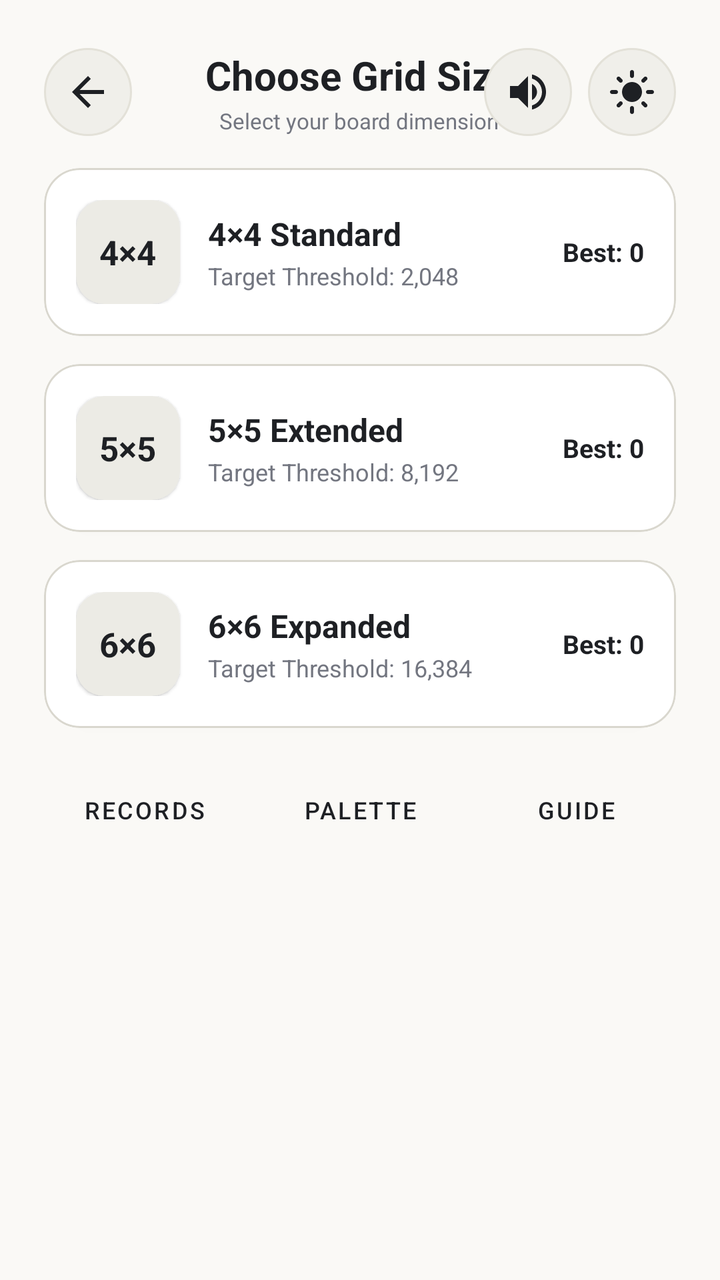
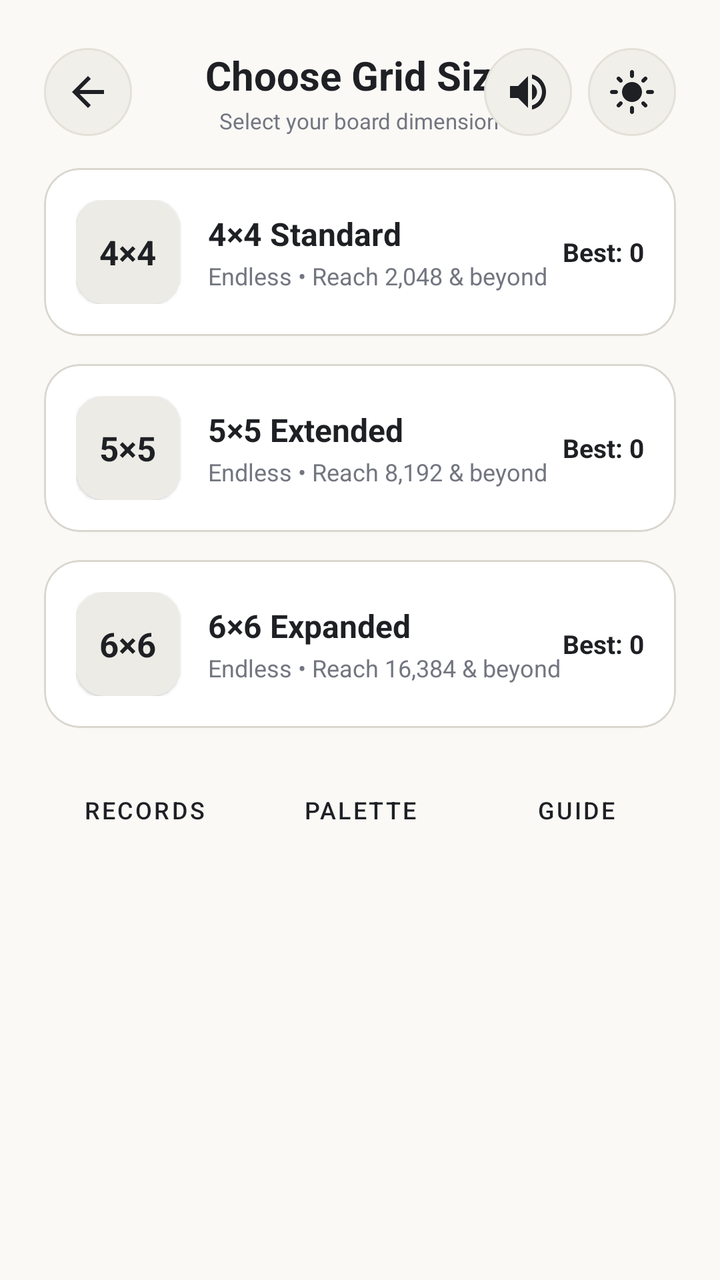

Two renders of the same Android screen: before a commit and after it. Below are the layout's source before the change and the commit's diff.
<!-- AndroidManifest.xml: application theme Theme.NumberBlocks -->
<!-- res/layout/fragment_home_dashboard.xml -->
<?xml version="1.0" encoding="utf-8"?>
<LinearLayout xmlns:android="http://schemas.android.com/apk/res/android"
    xmlns:app="http://schemas.android.com/apk/res-auto"
    android:layout_width="match_parent"
    android:layout_height="match_parent"
    android:orientation="vertical"
    android:paddingStart="22dp"
    android:paddingEnd="22dp"
    android:paddingTop="24dp"
    android:paddingBottom="12dp">

    
    <RelativeLayout
        android:layout_width="match_parent"
        android:layout_height="wrap_content"
        android:layout_marginBottom="16dp">

        <ImageButton
            android:id="@+id/btn_dashboard_back"
            android:layout_width="44dp"
            android:layout_height="44dp"
            android:layout_alignParentStart="true"
            android:layout_centerVertical="true"
            android:background="@drawable/btn_circle_surface"
            android:contentDescription="Back"
            android:padding="11dp"
            android:src="@drawable/ic_arrow_back"
            app:tint="#1E2024" />

        <LinearLayout
            android:layout_width="wrap_content"
            android:layout_height="wrap_content"
            android:layout_centerInParent="true"
            android:gravity="center_horizontal"
            android:orientation="vertical">

            <TextView
                android:id="@+id/tv_dashboard_title"
                android:layout_width="wrap_content"
                android:layout_height="wrap_content"
                android:text="Choose Grid Size"
                android:textColor="#1E2024"
                android:textSize="20sp"
                android:textStyle="bold" />

            <TextView
                android:layout_width="wrap_content"
                android:layout_height="wrap_content"
                android:layout_marginTop="2dp"
                android:text="Select your board dimension"
                android:textColor="#737680"
                android:textSize="11sp" />
        </LinearLayout>

        <LinearLayout
            android:layout_width="wrap_content"
            android:layout_height="wrap_content"
            android:layout_alignParentEnd="true"
            android:layout_centerVertical="true"
            android:orientation="horizontal">

            <ImageButton
                android:id="@+id/btn_dashboard_sound"
                android:layout_width="44dp"
                android:layout_height="44dp"
                android:background="@drawable/btn_circle_surface"
                android:contentDescription="Sound Toggle"
                android:padding="12dp"
                android:src="@drawable/ic_speaker"
                app:tint="#1E2024" />

            <ImageButton
                android:id="@+id/btn_dashboard_settings"
                android:layout_width="44dp"
                android:layout_height="44dp"
                android:layout_marginStart="8dp"
                android:background="@drawable/btn_circle_surface"
                android:contentDescription="Settings"
                android:padding="11dp"
                android:src="@drawable/ic_sun"
                app:tint="#1E2024" />
        </LinearLayout>
    </RelativeLayout>

    
    <ScrollView
        android:layout_width="match_parent"
        android:layout_height="0dp"
        android:layout_weight="1"
        android:fillViewport="true"
        android:scrollbars="none">

        <LinearLayout
            android:layout_width="match_parent"
            android:layout_height="wrap_content"
            android:orientation="vertical">

            
            <com.google.android.material.card.MaterialCardView
                android:id="@+id/card_dashboard_resume"
                android:layout_width="match_parent"
                android:layout_height="wrap_content"
                android:layout_marginBottom="16dp"
                android:visibility="gone"
                app:cardBackgroundColor="#FFFFFF"
                app:cardCornerRadius="18dp"
                app:cardElevation="2dp"
                app:strokeColor="#D9D7CE"
                app:strokeWidth="1dp">

                <LinearLayout
                    android:layout_width="match_parent"
                    android:layout_height="wrap_content"
                    android:gravity="center_vertical"
                    android:orientation="horizontal"
                    android:padding="16dp">

                    <LinearLayout
                        android:layout_width="0dp"
                        android:layout_height="wrap_content"
                        android:layout_weight="1"
                        android:orientation="vertical">

                        <TextView
                            android:id="@+id/tv_dashboard_resume_badge"
                            android:layout_width="wrap_content"
                            android:layout_height="wrap_content"
                            android:background="#ECEBE5"
                            android:paddingStart="8dp"
                            android:paddingEnd="8dp"
                            android:paddingTop="3dp"
                            android:paddingBottom="3dp"
                            android:text="ACTIVE RUN • 4×4"
                            android:textColor="#40434A"
                            android:textSize="10sp"
                            android:textStyle="bold" />

                        <TextView
                            android:id="@+id/tv_dashboard_resume_score"
                            android:layout_width="wrap_content"
                            android:layout_height="wrap_content"
                            android:layout_marginTop="4dp"
                            android:text="Score: 4,820"
                            android:textColor="#1E2024"
                            android:textSize="18sp"
                            android:textStyle="bold" />
                    </LinearLayout>

                    <Button
                        android:id="@+id/btn_dashboard_resume_run"
                        style="@style/Widget.MaterialComponents.Button"
                        android:layout_width="wrap_content"
                        android:layout_height="40dp"
                        android:backgroundTint="#1E2024"
                        android:text="Resume"
                        android:textColor="#FFFFFF"
                        android:textSize="12sp"
                        android:textStyle="bold"
                        app:cornerRadius="10dp" />
                </LinearLayout>
            </com.google.android.material.card.MaterialCardView>

            
            <com.google.android.material.card.MaterialCardView
                android:id="@+id/card_mode_4"
                android:layout_width="match_parent"
                android:layout_height="wrap_content"
                android:layout_marginBottom="14dp"
                app:cardBackgroundColor="#FFFFFF"
                app:cardCornerRadius="18dp"
                app:cardElevation="2dp"
                app:strokeColor="#D9D7CE"
                app:strokeWidth="1dp">

                <LinearLayout
                    android:layout_width="match_parent"
                    android:layout_height="wrap_content"
                    android:gravity="center_vertical"
                    android:orientation="horizontal"
                    android:padding="16dp">

                    <com.google.android.material.card.MaterialCardView
                        android:layout_width="52dp"
                        android:layout_height="52dp"
                        app:cardBackgroundColor="#ECEBE5"
                        app:cardCornerRadius="14dp"
                        app:strokeWidth="0dp">

                        <TextView
                            android:layout_width="wrap_content"
                            android:layout_height="wrap_content"
                            android:layout_gravity="center"
                            android:text="4×4"
                            android:textColor="#1E2024"
                            android:textSize="17sp"
                            android:textStyle="bold" />
                    </com.google.android.material.card.MaterialCardView>

                    <LinearLayout
                        android:layout_width="0dp"
                        android:layout_height="wrap_content"
                        android:layout_marginStart="14dp"
                        android:layout_weight="1"
                        android:orientation="vertical">

                        <TextView
                            android:layout_width="wrap_content"
                            android:layout_height="wrap_content"
                            android:text="4×4 Standard"
                            android:textColor="#1E2024"
                            android:textSize="16sp"
                            android:textStyle="bold" />

                        <TextView
                            android:layout_width="wrap_content"
                            android:layout_height="wrap_content"
                            android:layout_marginTop="2dp"
                            android:text="Target Threshold: 2,048"
                            android:textColor="#737680"
                            android:textSize="12sp" />
                    </LinearLayout>

                    <TextView
                        android:id="@+id/tv_best_4"
                        android:layout_width="wrap_content"
                        android:layout_height="wrap_content"
                        android:text="Best: 0"
                        android:textColor="#1E2024"
                        android:textSize="13sp"
                        android:textStyle="bold" />
                </LinearLayout>
            </com.google.android.material.card.MaterialCardView>

            
            <com.google.android.material.card.MaterialCardView
                android:id="@+id/card_mode_5"
                android:layout_width="match_parent"
                android:layout_height="wrap_content"
                android:layout_marginBottom="14dp"
                app:cardBackgroundColor="#FFFFFF"
                app:cardCornerRadius="18dp"
                app:cardElevation="2dp"
                app:strokeColor="#D9D7CE"
                app:strokeWidth="1dp">

                <LinearLayout
                    android:layout_width="match_parent"
                    android:layout_height="wrap_content"
                    android:gravity="center_vertical"
                    android:orientation="horizontal"
                    android:padding="16dp">

                    <com.google.android.material.card.MaterialCardView
                        android:layout_width="52dp"
                        android:layout_height="52dp"
                        app:cardBackgroundColor="#ECEBE5"
                        app:cardCornerRadius="14dp"
                        app:strokeWidth="0dp">

                        <TextView
                            android:layout_width="wrap_content"
                            android:layout_height="wrap_content"
                            android:layout_gravity="center"
                            android:text="5×5"
                            android:textColor="#1E2024"
                            android:textSize="17sp"
                            android:textStyle="bold" />
                    </com.google.android.material.card.MaterialCardView>

                    <LinearLayout
                        android:layout_width="0dp"
                        android:layout_height="wrap_content"
                        android:layout_marginStart="14dp"
                        android:layout_weight="1"
                        android:orientation="vertical">

                        <TextView
                            android:layout_width="wrap_content"
                            android:layout_height="wrap_content"
                            android:text="5×5 Extended"
                            android:textColor="#1E2024"
                            android:textSize="16sp"
                            android:textStyle="bold" />

                        <TextView
                            android:layout_width="wrap_content"
                            android:layout_height="wrap_content"
                            android:layout_marginTop="2dp"
                            android:text="Target Threshold: 8,192"
                            android:textColor="#737680"
                            android:textSize="12sp" />
                    </LinearLayout>

                    <TextView
                        android:id="@+id/tv_best_5"
                        android:layout_width="wrap_content"
                        android:layout_height="wrap_content"
                        android:text="Best: 0"
                        android:textColor="#1E2024"
                        android:textSize="13sp"
                        android:textStyle="bold" />
                </LinearLayout>
            </com.google.android.material.card.MaterialCardView>

            
            <com.google.android.material.card.MaterialCardView
                android:id="@+id/card_mode_6"
                android:layout_width="match_parent"
                android:layout_height="wrap_content"
                android:layout_marginBottom="20dp"
                app:cardBackgroundColor="#FFFFFF"
                app:cardCornerRadius="18dp"
                app:cardElevation="2dp"
                app:strokeColor="#D9D7CE"
                app:strokeWidth="1dp">

                <LinearLayout
                    android:layout_width="match_parent"
                    android:layout_height="wrap_content"
                    android:gravity="center_vertical"
                    android:orientation="horizontal"
                    android:padding="16dp">

                    <com.google.android.material.card.MaterialCardView
                        android:layout_width="52dp"
                        android:layout_height="52dp"
                        app:cardBackgroundColor="#ECEBE5"
                        app:cardCornerRadius="14dp"
                        app:strokeWidth="0dp">

                        <TextView
                            android:layout_width="wrap_content"
                            android:layout_height="wrap_content"
                            android:layout_gravity="center"
                            android:text="6×6"
                            android:textColor="#1E2024"
                            android:textSize="17sp"
                            android:textStyle="bold" />
                    </com.google.android.material.card.MaterialCardView>

                    <LinearLayout
                        android:layout_width="0dp"
                        android:layout_height="wrap_content"
                        android:layout_marginStart="14dp"
                        android:layout_weight="1"
                        android:orientation="vertical">

                        <TextView
                            android:layout_width="wrap_content"
                            android:layout_height="wrap_content"
                            android:text="6×6 Expanded"
                            android:textColor="#1E2024"
                            android:textSize="16sp"
                            android:textStyle="bold" />

                        <TextView
                            android:layout_width="wrap_content"
                            android:layout_height="wrap_content"
                            android:layout_marginTop="2dp"
                            android:text="Target Threshold: 16,384"
                            android:textColor="#737680"
                            android:textSize="12sp" />
                    </LinearLayout>

                    <TextView
                        android:id="@+id/tv_best_6"
                        android:layout_width="wrap_content"
                        android:layout_height="wrap_content"
                        android:text="Best: 0"
                        android:textColor="#1E2024"
                        android:textSize="13sp"
                        android:textStyle="bold" />
                </LinearLayout>
            </com.google.android.material.card.MaterialCardView>

            
            <LinearLayout
                android:layout_width="match_parent"
                android:layout_height="wrap_content"
                android:layout_marginBottom="16dp"
                android:orientation="horizontal">

                <Button
                    android:id="@+id/btn_dashboard_stats"
                    style="@style/Widget.MaterialComponents.Button.OutlinedButton"
                    android:layout_width="0dp"
                    android:layout_height="42dp"
                    android:layout_marginEnd="5dp"
                    android:layout_weight="1"
                    android:text="Records"
                    android:textColor="#1E2024"
                    android:textSize="12sp"
                    app:cornerRadius="12dp"
                    app:strokeColor="#D9D7CE" />

                <Button
                    android:id="@+id/btn_dashboard_themes"
                    style="@style/Widget.MaterialComponents.Button.OutlinedButton"
                    android:layout_width="0dp"
                    android:layout_height="42dp"
                    android:layout_marginStart="3dp"
                    android:layout_marginEnd="3dp"
                    android:layout_weight="1"
                    android:text="Palette"
                    android:textColor="#1E2024"
                    android:textSize="12sp"
                    app:cornerRadius="12dp"
                    app:strokeColor="#D9D7CE" />

                <Button
                    android:id="@+id/btn_dashboard_help"
                    style="@style/Widget.MaterialComponents.Button.OutlinedButton"
                    android:layout_width="0dp"
                    android:layout_height="42dp"
                    android:layout_marginStart="5dp"
                    android:layout_weight="1"
                    android:text="Guide"
                    android:textColor="#1E2024"
                    android:textSize="12sp"
                    app:cornerRadius="12dp"
                    app:strokeColor="#D9D7CE" />
            </LinearLayout>

        </LinearLayout>
    </ScrollView>
</LinearLayout>
<!-- resources referenced by this layout -->
<resources>
  <!-- drawable btn_circle_surface (drawable) -->
  <?xml version="1.0" encoding="utf-8"?>
  <ripple xmlns:android="http://schemas.android.com/apk/res/android"
      android:color="#20000000">
      <item>
          <shape android:shape="oval">
              <solid android:color="#F0EFEA" />
              <stroke android:width="1dp" android:color="#E3E1D8" />
          </shape>
      </item>
  </ripple>
  <!-- drawable ic_arrow_back (drawable) -->
  <?xml version="1.0" encoding="utf-8"?>
  <vector xmlns:android="http://schemas.android.com/apk/res/android"
      android:width="24dp"
      android:height="24dp"
      android:viewportWidth="24"
      android:viewportHeight="24">
      <path
          android:fillColor="#1E2024"
          android:pathData="M20,11H7.83l5.59,-5.59L12,4l-8,8 8,8 1.41,-1.41L7.83,13H20v-2z" />
  </vector>
  <!-- drawable ic_speaker (drawable) -->
  <vector xmlns:android="http://schemas.android.com/apk/res/android"
      android:width="24dp"
      android:height="24dp"
      android:viewportWidth="24"
      android:viewportHeight="24">
      <path
          android:fillColor="#FF000000"
          android:pathData="M3,9v6h4l5,5V4L7,9H3zm13.5,3c0,-1.77 -1.02,-3.29 -2.5,-4.03v8.05c1.48,-0.73 2.5,-2.25 2.5,-4.02zM14,3.23v2.06c2.89,0.86 5,3.54 5,6.71s-2.11,5.85 -5,6.71v2.06c4.01,-0.91 7,-4.49 7,-8.77s-2.99,-7.86 -7,-8.77z"/>
  </vector>
  <!-- drawable ic_sun (drawable) -->
  <vector xmlns:android="http://schemas.android.com/apk/res/android"
      android:width="24dp"
      android:height="24dp"
      android:viewportWidth="24"
      android:viewportHeight="24">
      <path
          android:fillColor="#FF000000"
          android:pathData="M12,7c-2.76,0 -5,2.24 -5,5s2.24,5 5,5 5,-2.24 5,-5 -2.24,-5 -5,-5zM2,13h2c0.55,0 1,-0.45 1,-1s-0.45,-1 -1,-1L2,11c-0.55,0 -1,0.45 -1,1s0.45,1 1,1zm18,0h2c0.55,0 1,-0.45 1,-1s-0.45,-1 -1,-1h-2c-0.55,0 -1,0.45 -1,1s0.45,1 1,1zM11,2v2c0,0.55 0.45,1 1,1s1,-0.45 1,-1L13,2c0,-0.55 -0.45,-1 -1,-1s-1,0.45 -1,1zm0,18v2c0,0.55 0.45,1 1,1s1,-0.45 1,-1v-2c0,-0.55 -0.45,-1 -1,-1s-1,0.45 -1,1zM5.99,4.58c-0.39,-0.39 -1.03,-0.39 -1.41,0s-0.39,1.03 0,1.41l1.06,1.06c0.39,0.39 1.03,0.39 1.41,0s0.39,-1.03 0,-1.41L5.99,4.58zm12.37,12.37c-0.39,-0.39 -1.03,-0.39 -1.41,0s-0.39,1.03 0,1.41l1.06,1.06c0.39,0.39 1.03,0.39 1.41,0s0.39,-1.03 0,-1.41l-1.06,-1.06zm1.06,-10.96c0.39,-0.39 0.39,-1.03 0,-1.41s-1.03,-0.39 -1.41,0l-1.06,1.06c-0.39,0.39 -0.39,1.03 0,1.41s1.03,0.39 1.41,0l1.06,-1.06zM7.05,18.36c0.39,-0.39 0.39,-1.03 0,-1.41s-1.03,-0.39 -1.41,0l-1.06,1.06c-0.39,0.39 -0.39,1.03 0,1.41s1.03,0.39 1.41,0l1.06,-1.06z"/>
  </vector>
  <style name="Theme.NumberBlocks" parent="Theme.MaterialComponents.DayNight.NoActionBar">
          <item name="colorPrimary">@color/primary</item>
          <item name="colorPrimaryVariant">@color/primary_variant</item>
          <item name="colorSecondary">@color/secondary</item>
          <item name="android:statusBarColor">@color/background</item>
          <item name="android:navigationBarColor">@color/background</item>
          <item name="android:windowBackground">@color/background</item>
      </style>
  <color name="primary">#1E2024</color>
  <color name="primary_variant">#161719</color>
  <color name="secondary">#5A5D66</color>
  <color name="background">#FAF9F6</color>
</resources>

<!-- the commit's change to res/layout/fragment_home_dashboard.xml (unified diff, before → after) -->
@@ -215,7 +215,7 @@
                             android:layout_width="wrap_content"
                             android:layout_height="wrap_content"
                             android:layout_marginTop="2dp"
-                            android:text="Target Threshold: 2,048"
+                            android:text="Endless • Reach 2,048 &amp; beyond"
                             android:textColor="#737680"
                             android:textSize="12sp" />
                     </LinearLayout>
@@ -286,7 +286,7 @@
                             android:layout_width="wrap_content"
                             android:layout_height="wrap_content"
                             android:layout_marginTop="2dp"
-                            android:text="Target Threshold: 8,192"
+                            android:text="Endless • Reach 8,192 &amp; beyond"
                             android:textColor="#737680"
                             android:textSize="12sp" />
                     </LinearLayout>
@@ -357,7 +357,7 @@
                             android:layout_width="wrap_content"
                             android:layout_height="wrap_content"
                             android:layout_marginTop="2dp"
-                            android:text="Target Threshold: 16,384"
+                            android:text="Endless • Reach 16,384 &amp; beyond"
                             android:textColor="#737680"
                             android:textSize="12sp" />
                     </LinearLayout>
